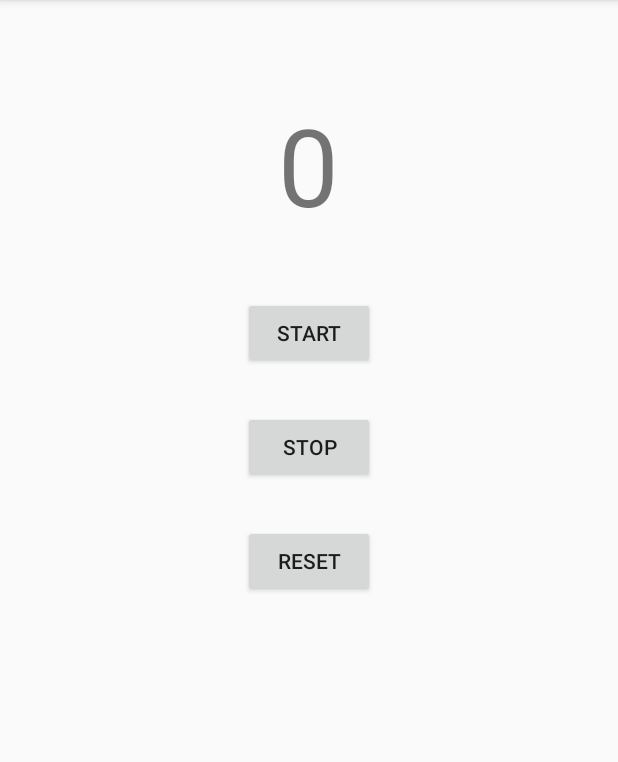
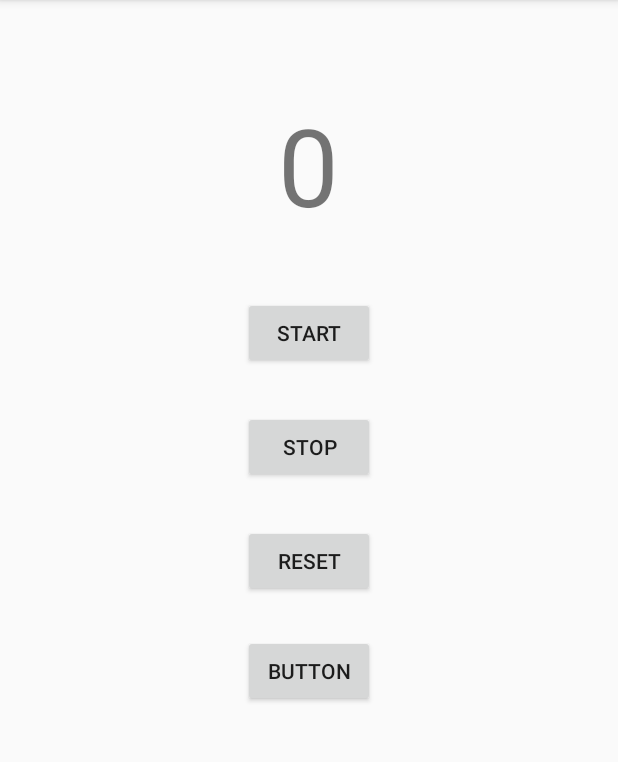
Before and after one commit to jean1977/AndroidProjects, an Android app: the screen it shows after launch (MainActivity), on a phone screen of 412 x 824 dp, the part 84-846 px from its top. Run offline under Robolectric (Android 15) with nearby library versions, the phone set to English and light mode, and no system bars.

Commit message:
modficiato layout 4° bottone

```diff
--- a/Cronometro/app/src/main/res/layout/activity_main.xml
+++ b/Cronometro/app/src/main/res/layout/activity_main.xml
@@ -51,4 +51,13 @@
         android:layout_marginTop="28dp"
         android:id="@+id/button_reset"
         android:onClick="onClickReset"/>
+
+    <Button
+        android:id="@+id/button"
+        android:layout_width="wrap_content"
+        android:layout_height="wrap_content"
+        android:text="Button"
+        android:layout_below="@+id/button_reset"
+        android:layout_alignLeft="@+id/button_reset"
+        android:layout_marginTop="25dp" />
 </RelativeLayout>
```
